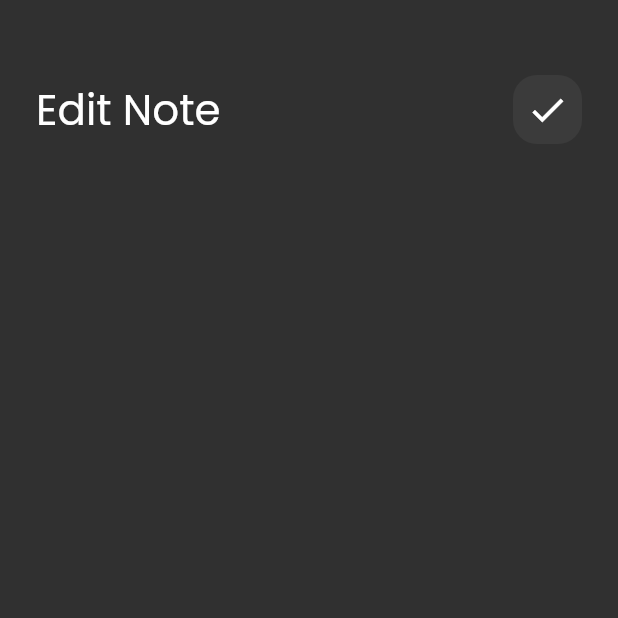
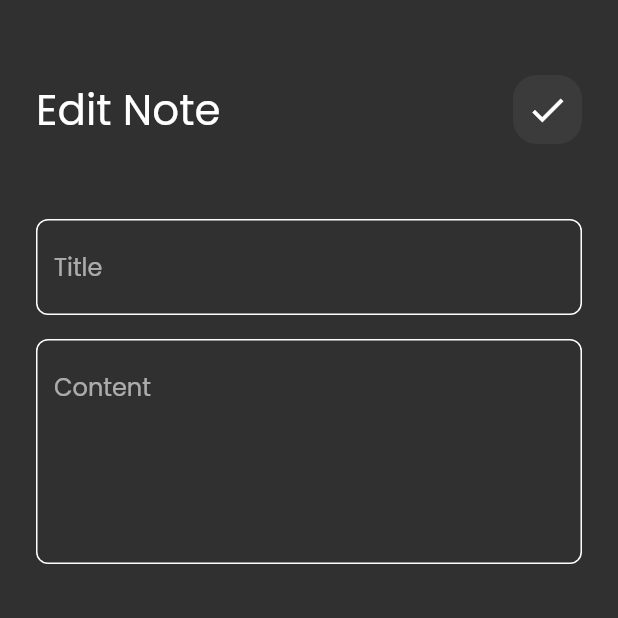
Before and after one commit to MohammedAdel1111/notes_app, a Flutter app: the EditNoteView screen opened directly, on a phone screen of 412 x 824 dp, the top half of it. Run offline on Flutter 3.47's test engine with Material 2 defaults, Android fonts, the phone set to English and light mode, and no system bars; our stand-ins replace font_awesome_flutter.

Commit message:
edit note view ui done

```diff
--- a/lib/widgets/edit_note_view_body.dart
+++ b/lib/widgets/edit_note_view_body.dart
@@ -3,6 +3,7 @@ import 'package:flutter/src/widgets/container.dart';
 import 'package:flutter/src/widgets/framework.dart';
 import 'package:flutter/widgets.dart';
 import 'package:notes_app/widgets/custom_app_bar.dart';
+import 'package:notes_app/widgets/custom_text_field.dart';
 
 class EditNoteViewBody extends StatelessWidget {
   const EditNoteViewBody({super.key});
@@ -18,6 +19,13 @@ class EditNoteViewBody extends StatelessWidget {
             title: 'Edit Note',
             icon: Icons.check,
           ),
+          SizedBox(height: 50),
+          CustomTextField(hint: 'Title'),
+          SizedBox(height: 16),
+          CustomTextField(
+            hint: 'Content',
+            maxLines: 5,
+          ),
         ],
       ),
     );
```
